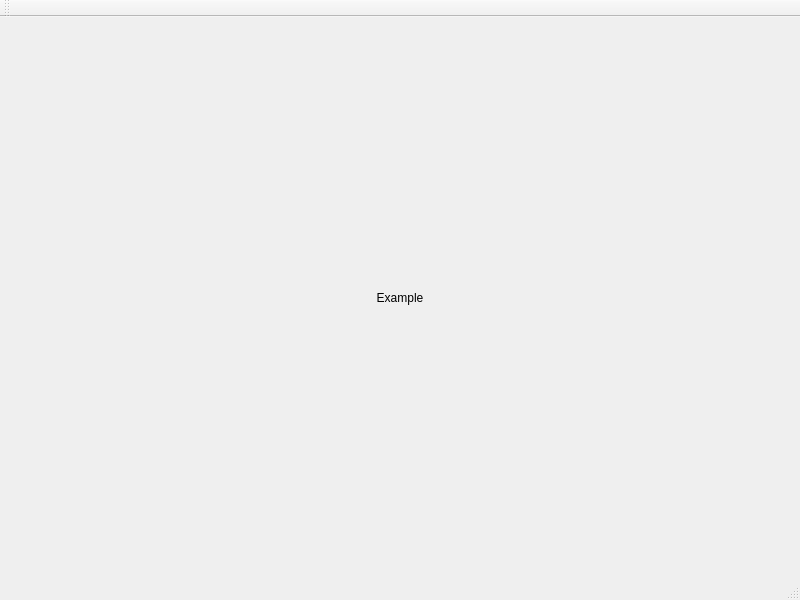
Above: app/PhotoSpace/gui/mainwindow.ui from ApplicationsForge/PhotoSpace before the change. Below: the same form after it.
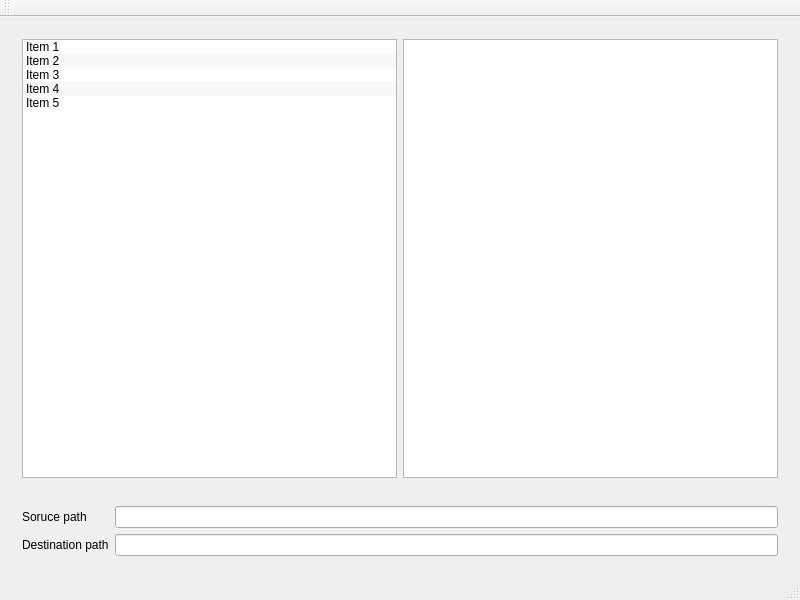
That is the form after the change. Custom widgets are drawn as their Qt base class.

The edit to the form file:
```diff
--- a/app/PhotoSpace/gui/mainwindow.ui
+++ b/app/PhotoSpace/gui/mainwindow.ui
@@ -16,40 +16,134 @@
   <widget class="QWidget" name="centralWidget">
    <layout class="QVBoxLayout" name="verticalLayout">
     <item>
-     <spacer name="verticalSpacer">
-      <property name="orientation">
-       <enum>Qt::Vertical</enum>
-      </property>
-      <property name="sizeHint" stdset="0">
-       <size>
-        <width>20</width>
-        <height>100</height>
-       </size>
-      </property>
-     </spacer>
-    </item>
-    <item>
-     <widget class="QLabel" name="label">
-      <property name="text">
-       <string>Example</string>
-      </property>
-      <property name="alignment">
-       <set>Qt::AlignCenter</set>
-      </property>
+     <widget class="QWidget" name="widget_2" native="true">
+      <layout class="QHBoxLayout" name="horizontalLayout">
+       <item>
+        <widget class="SourceListWidget" name="sourceListWidget">
+         <property name="acceptDrops">
+          <bool>true</bool>
+         </property>
+         <property name="editTriggers">
+          <set>QAbstractItemView::NoEditTriggers</set>
+         </property>
+         <property name="dragEnabled">
+          <bool>true</bool>
+         </property>
+         <property name="dragDropMode">
+          <enum>QAbstractItemView::DragDrop</enum>
+         </property>
+         <property name="defaultDropAction">
+          <enum>Qt::MoveAction</enum>
+         </property>
+         <property name="alternatingRowColors">
+          <bool>true</bool>
+         </property>
+         <item>
+          <property name="text">
+           <string>Item 1</string>
+          </property>
+         </item>
+         <item>
+          <property name="text">
+           <string>Item 2</string>
+          </property>
+         </item>
+         <item>
+          <property name="text">
+           <string>Item 3</string>
+          </property>
+         </item>
+         <item>
+          <property name="text">
+           <string>Item 4</string>
+          </property>
+         </item>
+         <item>
+          <property name="text">
+           <string>Item 5</string>
+          </property>
+         </item>
+        </widget>
+       </item>
+       <item>
+        <widget class="DestinationListWidget" name="destinationListWidget">
+         <property name="acceptDrops">
+          <bool>true</bool>
+         </property>
+         <property name="editTriggers">
+          <set>QAbstractItemView::NoEditTriggers</set>
+         </property>
+         <property name="dragEnabled">
+          <bool>true</bool>
+         </property>
+         <property name="dragDropOverwriteMode">
+          <bool>false</bool>
+         </property>
+         <property name="dragDropMode">
+          <enum>QAbstractItemView::DragDrop</enum>
+         </property>
+         <property name="defaultDropAction">
+          <enum>Qt::MoveAction</enum>
+         </property>
+         <property name="alternatingRowColors">
+          <bool>true</bool>
+         </property>
+         <property name="selectionMode">
+          <enum>QAbstractItemView::SingleSelection</enum>
+         </property>
+         <property name="selectionRectVisible">
+          <bool>false</bool>
+         </property>
+        </widget>
+       </item>
+      </layout>
      </widget>
     </item>
     <item>
-     <spacer name="verticalSpacer_2">
-      <property name="orientation">
-       <enum>Qt::Vertical</enum>
+     <widget class="QWidget" name="widget" native="true">
+      <property name="sizePolicy">
+       <sizepolicy hsizetype="Preferred" vsizetype="Fixed">
+        <horstretch>0</horstretch>
+        <verstretch>0</verstretch>
+       </sizepolicy>
       </property>
-      <property name="sizeHint" stdset="0">
+      <property name="minimumSize">
        <size>
-        <width>20</width>
-        <height>100</height>
+        <width>0</width>
+        <height>50</height>
        </size>
       </property>
-     </spacer>
+      <layout class="QGridLayout" name="gridLayout">
+       <item row="0" column="0">
+        <widget class="QLabel" name="label">
+         <property name="text">
+          <string>Soruce path</string>
+         </property>
+        </widget>
+       </item>
+       <item row="0" column="1">
+        <widget class="QLineEdit" name="lineEdit">
+         <property name="readOnly">
+          <bool>true</bool>
+         </property>
+        </widget>
+       </item>
+       <item row="1" column="0">
+        <widget class="QLabel" name="label_2">
+         <property name="text">
+          <string>Destination path</string>
+         </property>
+        </widget>
+       </item>
+       <item row="1" column="1">
+        <widget class="QLineEdit" name="lineEdit_2">
+         <property name="readOnly">
+          <bool>true</bool>
+         </property>
+        </widget>
+       </item>
+      </layout>
+     </widget>
     </item>
    </layout>
   </widget>
@@ -74,6 +168,18 @@
   <widget class="QStatusBar" name="statusBar"/>
  </widget>
  <layoutdefault spacing="6" margin="11"/>
+ <customwidgets>
+  <customwidget>
+   <class>DestinationListWidget</class>
+   <extends>QListWidget</extends>
+   <header>gui/widgets/destination_list_widget.h</header>
+  </customwidget>
+  <customwidget>
+   <class>SourceListWidget</class>
+   <extends>QListWidget</extends>
+   <header>gui/widgets/source_list_widget.h</header>
+  </customwidget>
+ </customwidgets>
  <resources/>
  <connections/>
 </ui>
```
